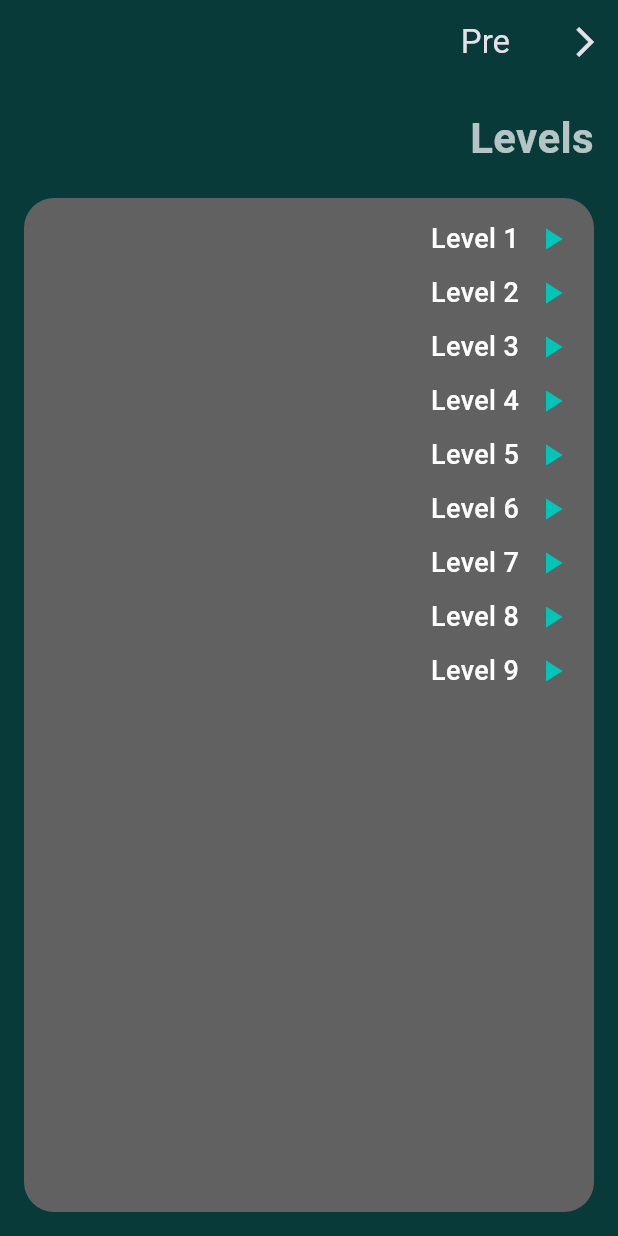
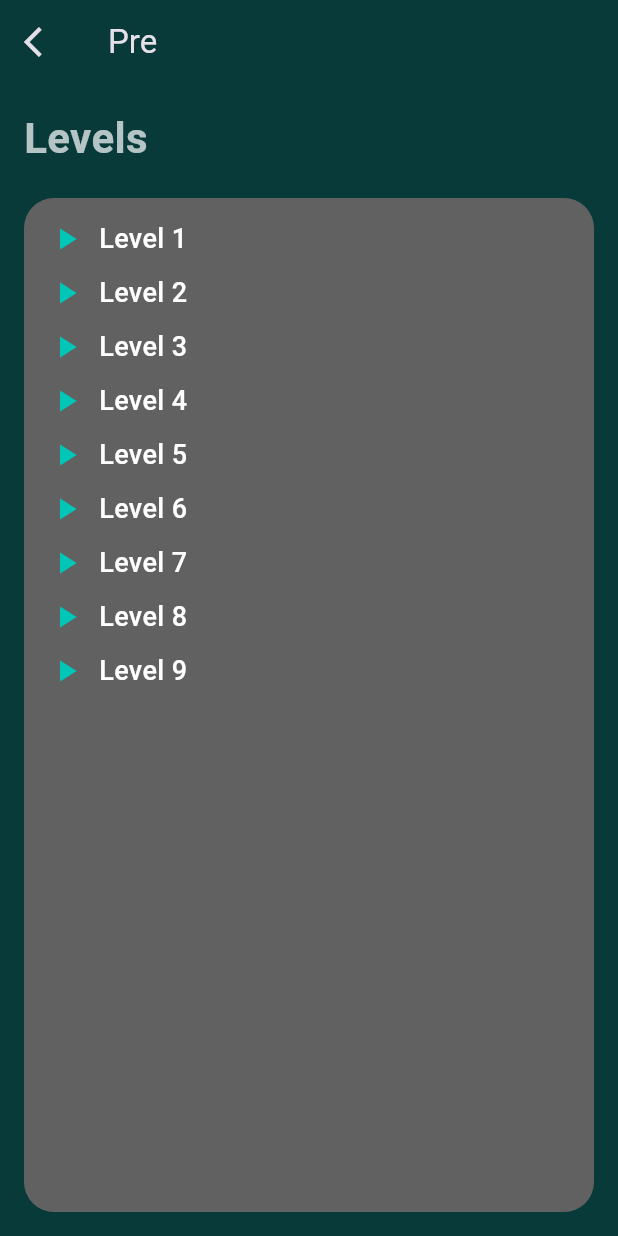
Before and after one commit to Alroba25/Mobile-Application-Project, a Flutter app: the screen it shows after launch, after a tap on "ابدأ الآن", after a tap on "Levels", on a phone screen of 412 x 824 dp. Run offline on Flutter 3.47's test engine with Material 3 defaults, Android fonts, the phone set to English and light mode, and no system bars.

```diff
--- a/lib/main.dart
+++ b/lib/main.dart
@@ -12,7 +12,7 @@ class LangoraApp extends StatelessWidget {
 
   @override
   Widget build(BuildContext context) {
-    // Theme وRTL
+    // Theme .ltr
     return MaterialApp(
       title: 'Langora',
       debugShowCheckedModeBanner: false,
@@ -35,30 +35,30 @@ class LangoraApp extends StatelessWidget {
           ),
         ),
       ),
-      // Force RTL for demo (Arabic)
+      // Force.ltr for demo (Arabic)
       home: const Directionality(
-        textDirection: TextDirection.rtl,
+        textDirection: TextDirection.ltr,
         child: SplashScreen(),
       ),
       routes: {
         '/home': (c) => const Directionality(
-          textDirection: TextDirection.rtl,
+          textDirection: TextDirection.ltr,
           child: HomePage(),
         ),
         '/levels': (c) => const Directionality(
-          textDirection: TextDirection.rtl,
+          textDirection: TextDirection.ltr,
           child: LevelsPage(),
         ),
         '/test': (c) => const Directionality(
-          textDirection: TextDirection.rtl,
+          textDirection: TextDirection.ltr,
           child: TestStartPage(),
         ),
         '/history': (c) => const Directionality(
-          textDirection: TextDirection.rtl,
+          textDirection: TextDirection.ltr,
           child: HistoryPage(),
         ),
         '/profile': (c) => const Directionality(
-          textDirection: TextDirection.rtl,
+          textDirection: TextDirection.ltr,
           child: ProfilePage(),
         ),
         '/stories': (c) => const Directionality(
@@ -78,158 +78,271 @@ class SplashScreen extends StatefulWidget {
   State<SplashScreen> createState() => _SplashScreenState();
 }
 
-class _SplashScreenState extends State<SplashScreen> {
-  int step = 0;
+class _SplashScreenState extends State<SplashScreen>
+    with SingleTickerProviderStateMixin {
+  late AnimationController _controller;
+  late Animation<double> _fade;
+  late Animation<double> _scale;
+
   @override
   void initState() {
     super.initState();
-    // Simulate quick onboarding flow
-    Future.delayed(const Duration(milliseconds: 500), next);
-  }
-
-  void next() async {
-    if (!mounted) return;
-    setState(() => step++);
-    await Future.delayed(const Duration(milliseconds: 700));
-    if (!mounted) return;
-    setState(() => step++);
-    await Future.delayed(const Duration(milliseconds: 700));
-    if (!mounted) return;
-    // انتقل للصفحة الرئيسية / Onboarding
-    Navigator.of(context).pushReplacement(
-      MaterialPageRoute(builder: (_) => const OnboardingPage()),
-    );
+
+    _controller = AnimationController(
+      vsync: this,
+      duration: const Duration(milliseconds: 1400),
+    );
+
+    _fade = Tween<double>(
+      begin: 0,
+      end: 1,
+    ).animate(CurvedAnimation(parent: _controller, curve: Curves.easeIn));
+
+    _scale = Tween<double>(
+      begin: 0.7,
+      end: 1,
+    ).animate(CurvedAnimation(parent: _controller, curve: Curves.easeOutBack));
+
+    _controller.forward();
+
+    Future.delayed(const Duration(seconds: 3), () {
+      Navigator.pushReplacement(
+        context,
+        MaterialPageRoute(builder: (_) => const OnboardingPage()),
+      );
+    });
+  }
+
+  @override
+  void dispose() {
+    _controller.dispose();
+    super.dispose();
   }
 
   @override
   Widget build(BuildContext context) {
-    final color = Theme.of(context).primaryColor;
     return Scaffold(
+      backgroundColor: const Color(0xFF083A3A),
       body: Center(
-        child: AnimatedSwitcher(
-          duration: const Duration(milliseconds: 400),
-          child: step == 0
-              ? Container(
-                  key: const ValueKey(1),
-                  width: 90,
-                  height: 160,
-                  color: Colors.black,
-                  alignment: Alignment.center,
+        child: FadeTransition(
+          opacity: _fade,
+          child: ScaleTransition(
+            scale: _scale,
+            child: Column(
+              mainAxisSize: MainAxisSize.min,
+              children: [
+                /// LOGO
+                Container(
+                  width: 110,
+                  height: 110,
+                  decoration: BoxDecoration(
+                    color: const Color(0xFF00C6B8),
+                    borderRadius: BorderRadius.circular(22),
+                  ),
                   child: const Icon(
-                    Icons.language,
-                    size: 48,
+                    Icons.menu_book,
+                    size: 60,
                     color: Colors.white,
                   ),
-                )
-              : step == 1
-              ? Container(
-                  key: const ValueKey(2),
-                  width: 90,
-                  height: 160,
-                  color: Colors.black,
-                  alignment: Alignment.center,
-                  child: const Icon(Icons.book, size: 48, color: Colors.white),
-                )
-              : Container(
-                  key: const ValueKey(3),
-                  width: 110,
-                  height: 220,
-                  decoration: BoxDecoration(
-                    color: color,
-                    borderRadius: BorderRadius.circular(6),
+                ),
+
+                const SizedBox(height: 24),
+
+                /// TITLE
+                const Text(
+                  'Langora',
+                  style: TextStyle(
+                    fontSize: 32,
+                    fontWeight: FontWeight.bold,
+                    letterSpacing: 1.2,
                   ),
-                  alignment: Alignment.center,
-                  child: const Text(
-                    'Langora',
-                    style: TextStyle(
-                      fontSize: 28,
-                      color: Colors.white,
-                      fontWeight: FontWeight.bold,
+                ),
+
+                const SizedBox(height: 12),
+
+                /// SUBTITLE
+                const Text(
+                  'تعلم بسهولة\nمحتوى منظم وممتع',
+                  textAlign: TextAlign.center,
+                  style: TextStyle(fontSize: 16, color: Colors.white70),
+                ),
+              ],
+            ),
+          ),
+        ),
+      ),
+    );
+  }
+}
+
+class OnboardingPage extends StatefulWidget {
+  const OnboardingPage({super.key});
+
+  @override
+  State<OnboardingPage> createState() => _OnboardingPageState();
+}
+
+class _OnboardingPageState extends State<OnboardingPage> {
+  final PageController _controller = PageController();
+  int currentIndex = 0;
+
+  final List<_OnboardModel> pages = [
+    _OnboardModel(
+      icon: Icons.school,
+      title: 'تعلم بسهولة',
+      subtitle: 'محتوى منظم وبسيط يساعدك تفهم بسرعة',
+    ),
+    _OnboardModel(
+      icon: Icons.quiz,
+      title: 'اختبارات ذكية',
+      subtitle: 'قيم مستواك وتابع تقدمك خطوة بخطوة',
+    ),
+    _OnboardModel(
+      icon: Icons.menu_book,
+      title: 'قصص تفاعلية',
+      subtitle: 'حسن مهارة الاستماع والفهم',
+    ),
+  ];
+
+  @override
+  Widget build(BuildContext context) {
+    return Scaffold(
+      body: Container(
+        decoration: const BoxDecoration(
+          gradient: LinearGradient(
+            begin: Alignment.topCenter,
+            end: Alignment.bottomCenter,
+            colors: [Color(0xFF0A3D3D), Color(0xFF021F1F)],
+          ),
+        ),
+        child: SafeArea(
+          child: Column(
+            children: [
+              /// Pages
+              Expanded(
+                child: PageView.builder(
+                  controller: _controller,
+                  itemCount: pages.length,
+                  onPageChanged: (i) {
+                    setState(() => currentIndex = i);
+                  },
+                  itemBuilder: (context, i) {
+                    final item = pages[i];
+                    return Column(
+                      mainAxisAlignment: MainAxisAlignment.center,
+                      children: [
+                        /// Icon
+                        Container(
+                          width: 120,
+                          height: 120,
+                          decoration: BoxDecoration(
+                            color: const Color(0xFF00C6B8),
+                            shape: BoxShape.circle,
+                          ),
+                          child: Icon(item.icon, size: 60, color: Colors.black),
+                        ),
+
+                        const SizedBox(height: 40),
+
+                        /// Title
+                        Text(
+                          item.title,
+                          style: const TextStyle(
+                            fontSize: 26,
+                            fontWeight: FontWeight.bold,
+                            color: Colors.white,
+                          ),
+                        ),
+
+                        const SizedBox(height: 14),
+
+                        /// Subtitle
+                        Padding(
+                          padding: const EdgeInsets.symmetric(horizontal: 40),
+                          child: Text(
+                            item.subtitle,
+                            textAlign: TextAlign.center,
+                            style: const TextStyle(
+                              fontSize: 16,
+                              color: Colors.white70,
+                            ),
+                          ),
+                        ),
+                      ],
+                    );
+                  },
+                ),
+              ),
+
+              /// Indicators
+              Row(
+                mainAxisAlignment: MainAxisAlignment.center,
+                children: List.generate(
+                  pages.length,
+                  (i) => AnimatedContainer(
+                    duration: const Duration(milliseconds: 300),
+                    margin: const EdgeInsets.symmetric(horizontal: 5),
+                    width: currentIndex == i ? 18 : 8,
+                    height: 8,
+                    decoration: BoxDecoration(
+                      color: currentIndex == i
+                          ? const Color(0xFF00C6B8)
+                          : Colors.white38,
+                      borderRadius: BorderRadius.circular(10),
                     ),
                   ),
                 ),
-        ),
-      ),
-    );
-  }
-}
-
-class OnboardingPage extends StatelessWidget {
-  const OnboardingPage({super.key});
-
-  @override
-  Widget build(BuildContext context) {
-    final color = Theme.of(context).primaryColor;
-    return Scaffold(
-      body: SafeArea(
-        child: Column(
-          children: [
-            Expanded(
-              child: PageView(
-                children: [
-                  onboardingCard(
-                    title: 'تعلم بسهولة',
-                    subtitle: 'محتوى منظم وممتع',
-                    color: color,
+              ),
+
+              const SizedBox(height: 40),
+
+              /// Button
+              Padding(
+                padding: const EdgeInsets.symmetric(horizontal: 40),
+                child: SizedBox(
+                  width: double.infinity,
+                  height: 52,
+                  child: ElevatedButton(
+                    onPressed: () {
+                      Navigator.pushReplacementNamed(context, '/home');
+                    },
+                    style: ElevatedButton.styleFrom(
+                      backgroundColor: const Color(0xFF00C6B8),
+                      shape: RoundedRectangleBorder(
+                        borderRadius: BorderRadius.circular(30),
+                      ),
+                    ),
+                    child: const Text(
+                      'ابدأ الآن',
+                      style: TextStyle(
+                        fontSize: 18,
+                        fontWeight: FontWeight.bold,
+                        color: Colors.black,
+                      ),
+                    ),
                   ),
-                  onboardingCard(
-                    title: 'اختبارات تفاعلية',
-                    subtitle: 'تابع تقدمك',
-                    color: color,
-                  ),
-                  onboardingCard(
-                    title: 'قصص للاستماع',
-                    subtitle: 'طور مهارات السمع',
-                    color: color,
-                  ),
-                ],
+                ),
               ),
-            ),
-            Padding(
-              padding: const EdgeInsets.all(20.0),
-              child: ElevatedButton(
-                onPressed: () {
-                  Navigator.of(context).pushReplacementNamed('/home');
-                },
-                child: const Text('ابدأ الآن'),
-              ),
-            ),
-          ],
-        ),
-      ),
-    );
-  }
-
-  Widget onboardingCard({
-    required String title,
-    required String subtitle,
-    required Color color,
-  }) {
-    return Container(
-      margin: const EdgeInsets.symmetric(horizontal: 20, vertical: 40),
-      padding: const EdgeInsets.all(24),
-      decoration: BoxDecoration(
-        color: const Color(0xFF012524),
-        borderRadius: BorderRadius.circular(14),
-      ),
-      child: Column(
-        mainAxisAlignment: MainAxisAlignment.center,
-        children: [
-          Icon(Icons.auto_stories, size: 72, color: color),
-          const SizedBox(height: 24),
-          Text(
-            title,
-            style: const TextStyle(fontSize: 22, fontWeight: FontWeight.bold),
+
+              const SizedBox(height: 50),
+            ],
           ),
-          const SizedBox(height: 12),
-          Text(
-            subtitle,
-            style: const TextStyle(fontSize: 16, color: Colors.white70),
-          ),
-        ],
-      ),
-    );
-  }
+        ),
+      ),
+    );
+  }
+}
+
+class _OnboardModel {
+  final IconData icon;
+  final String title;
+  final String subtitle;
+
+  _OnboardModel({
+    required this.icon,
+    required this.title,
+    required this.subtitle,
+  });
 }
 
 /// Home Page with drawer and main buttons
@@ -1318,7 +1431,7 @@ class StoriesPage extends StatelessWidget {
 
             const SizedBox(height: 14),
 
-            /// Search bar
+            //**  Search bar
             Container(
               height: 46,
               padding: const EdgeInsets.symmetric(horizontal: 14),
@@ -1387,7 +1500,7 @@ class StoriesPage extends StatelessWidget {
                               Text('character: ${s.character}'),
                               Text('Authors: ${s.authors}'),
                               const SizedBox(height: 6),
-                              Text('Rate: ⭐ ${s.rate}'),
+                              Text('Rate: ⭐${s.rate}'),
                               const SizedBox(height: 10),
 
                               /// Buttons
```
